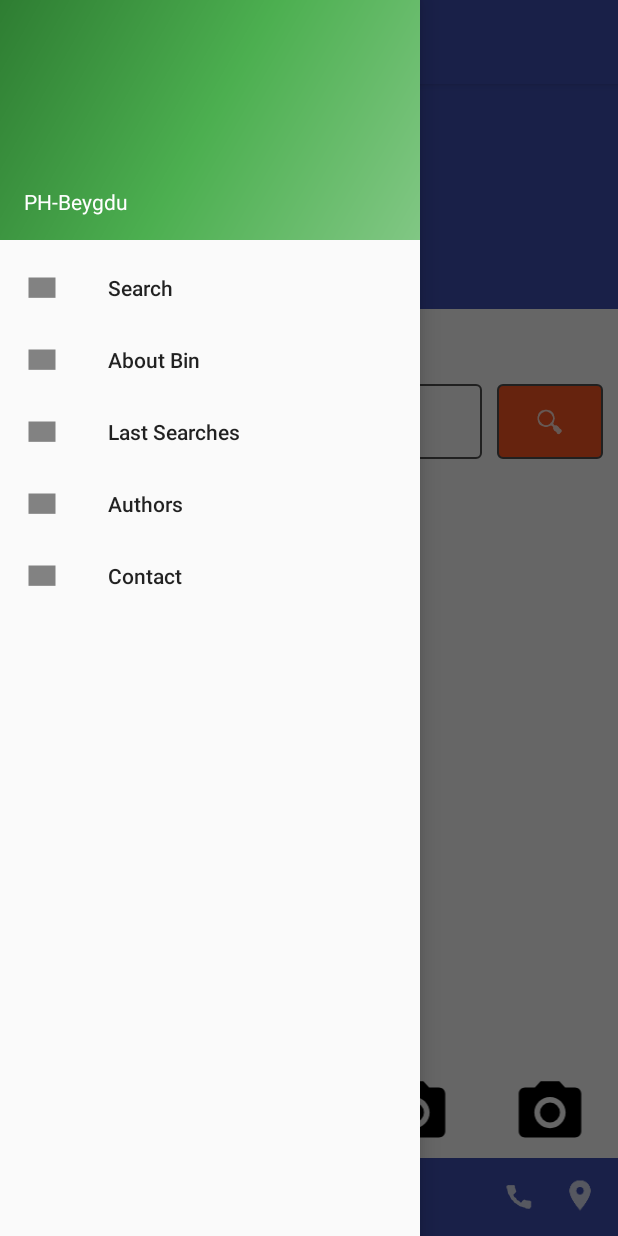
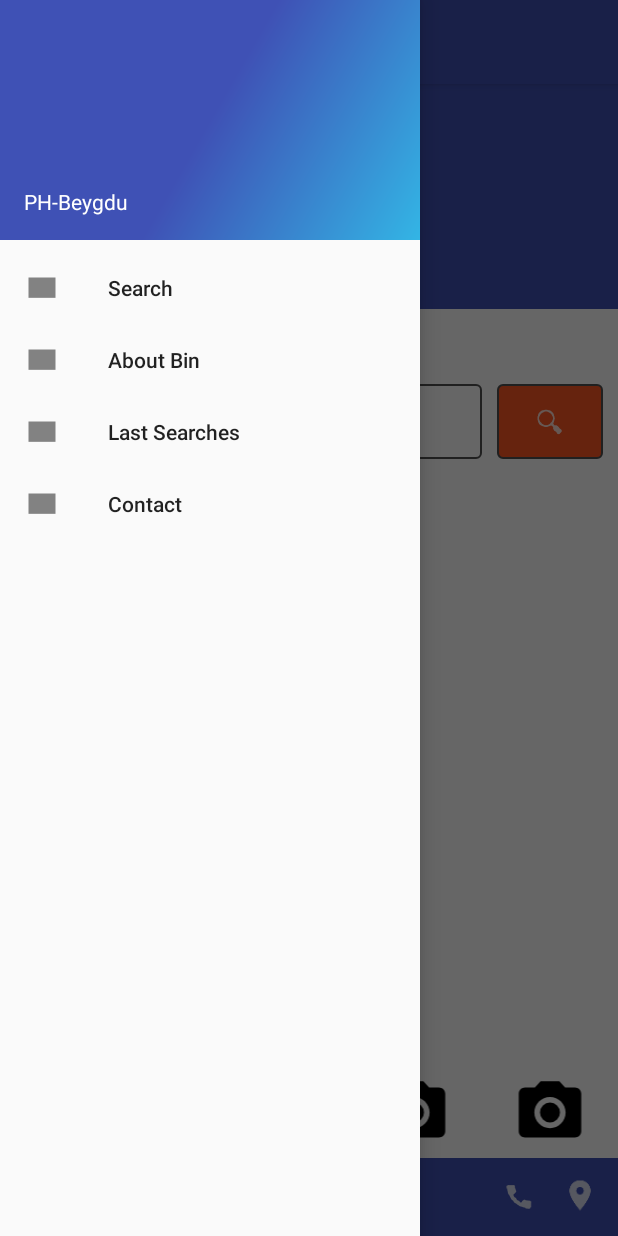
Before and after one commit to Beygdu/Beygdu-Refactor, an Android app: the screen it shows after launch (RootActivity), with the side drawer open, on a phone screen of 412 x 824 dp. Run offline under Robolectric (Android 15) with nearby library versions, the phone set to English and light mode, and no system bars; Roboto replaces fonts that are not available here.

Commit message:
nav drawer changes

```diff
--- a/app/src/main/java/is/example/aj/beygdu/RootActivity.java
+++ b/app/src/main/java/is/example/aj/beygdu/RootActivity.java
@@ -104,6 +104,7 @@ public class RootActivity extends AppCompatActivity
 
         if(getSupportFragmentManager().getBackStackEntryCount() == 1) {
             // Only the "home" fragment is in the stack
+            // TODO : implement quit notification
             finish();
             return;
         }
@@ -148,10 +149,8 @@ public class RootActivity extends AppCompatActivity
             selectItem(1);
         } else if (id == R.id.drawer_last_searches) {
             selectItem(2);
-        }  else if (id == R.id.drawer_authors) {
+        } else if (id == R.id.drawer_contact) {
             selectItem(3);
-        } else if (id == R.id.drawer_contact) {
-            selectItem(4);
         }
 
         DrawerLayout drawer = (DrawerLayout) findViewById(R.id.drawer_layout);
@@ -163,9 +162,8 @@ public class RootActivity extends AppCompatActivity
      * 0 = SearchFragment
      * 1 = AboutFragment
      * 2 = CacheFragment
-     * 3 = AuthorFragment
-     * 4 = MailFragment (a badly named Contact-fragment)
-     * 5 = MapFragment (not in drawer)
+     * 3 = MailFragment (a badly named Contact-fragment)
+     * 4 = MapFragment (not in drawer)
      *
      * @param position Position id for the desired fragment to be shown
      */
@@ -173,17 +171,9 @@ public class RootActivity extends AppCompatActivity
 
         android.support.v4.app.FragmentTransaction ft = getSupportFragmentManager().beginTransaction();
 
-        makeToast("SupportFragment holds : " + getSupportFragmentManager().getBackStackEntryCount() + " fragments");
+        //makeToast("SupportFragment holds : " + getSupportFragmentManager().getBackStackEntryCount() + " fragments");
 
         if(position == 0) {
-            /*
-            ft.replace(R.id.frame_layout, SearchFragment.newInstance());
-            if(getFragmentManager().getBackStackEntryCount() != 0) {
-                // TODO : clear the stack
-                makeToast("Stack is not empty");
-            }
-            ft.addToBackStack(backStackTracer);
-            */
             if(getSupportFragmentManager().getBackStackEntryCount() == 0) {
                 ft.replace(R.id.frame_layout, SearchFragment.newInstance());
                 ft.addToBackStack(backStackTracer);
@@ -210,10 +200,6 @@ public class RootActivity extends AppCompatActivity
             ft.addToBackStack(null);
         }
         else if(position == 3) {
-            ft.replace(R.id.frame_layout, AuthorFragment.newInstance());
-            ft.addToBackStack(null);
-        }
-        else if(position == 4) {
             ft.replace(R.id.frame_layout, MailFragment.newInstance());
             ft.addToBackStack(null);
         }
--- a/app/src/main/res/drawable/side_nav_bar.xml
+++ b/app/src/main/res/drawable/side_nav_bar.xml
@@ -2,8 +2,8 @@
     android:shape="rectangle">
     <gradient
         android:angle="135"
-        android:centerColor="#4CAF50"
-        android:endColor="#2E7D32"
-        android:startColor="#81C784"
+        android:centerColor="@color/toolbar_color"
+        android:endColor="@color/colorPrimary"
+        android:startColor="@color/blue"
         android:type="linear" />
 </shape>
--- a/app/src/main/res/menu/activity_root_drawer.xml
+++ b/app/src/main/res/menu/activity_root_drawer.xml
@@ -15,10 +15,6 @@
             android:icon="@drawable/ic_placeholder_image"
             android:title="@string/drawer_last_searches" />
         <item
-            android:id="@+id/drawer_authors"
-            android:icon="@drawable/ic_placeholder_image"
-            android:title="@string/drawer_authors" />
-        <item
             android:id="@+id/drawer_contact"
             android:icon="@drawable/ic_placeholder_image"
             android:title="@string/drawer_contact" />
```
